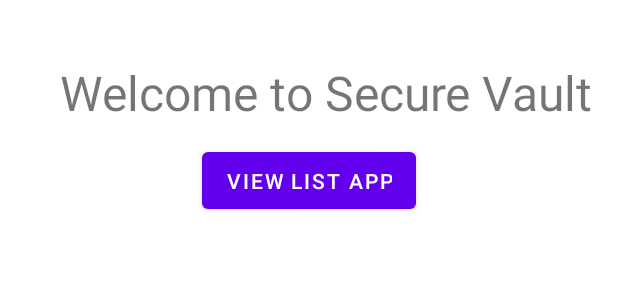
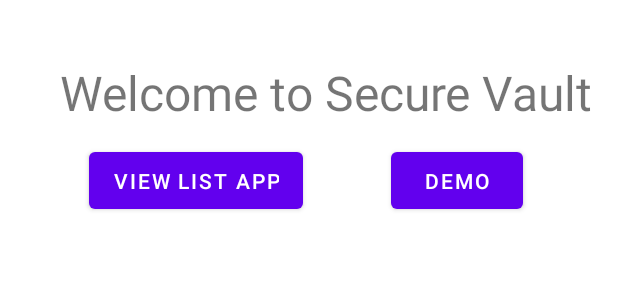
Before and after one commit to minhducdo050702/T07, an Android app: the layout fragment_log.xml on its own in the app's theme, with its tools: preview values and no code run, on a phone screen of 412 x 824 dp. Shown: the top 300 px of the screen. Run offline under Robolectric (Android 15) with nearby library versions, the phone set to English and light mode, and no system bars.

Commit message:
commit to merge

```diff
--- a/app/src/main/java/com/example/openssldemo/MainActivity.kt
+++ b/app/src/main/java/com/example/openssldemo/MainActivity.kt
@@ -45,12 +45,6 @@ class MainActivity : AppCompatActivity() {
             Log.d("MainActivity", "Master key not found")
             register.genMasterKeyOnce()
         }
-        val id = "com.example.test"
-        register.registerApp(id)
-
-        val isRegistered = keystoreController.isRegistered(id)
-
-        Log.d("MainActivity", isRegistered.toString())
 
         val navHostFragment = supportFragmentManager.findFragmentById(R.id.nav_host_fragment) as NavHostFragment
         navController = navHostFragment.navController
--- a/app/src/main/java/com/example/openssldemo/database/data/DataDao.kt
+++ b/app/src/main/java/com/example/openssldemo/database/data/DataDao.kt
@@ -8,10 +8,10 @@ import kotlinx.coroutines.flow.Flow
 @Dao
 interface DataDao {
     @Query("SELECT * FROM data WHERE app_id = :appId AND data_type != 'packageID' ")
-    suspend fun getAll( appId : String): List<Data>
+    suspend fun getAll( appId : String): MutableList<Data>
 
     @Query("SELECT * FROM data WHERE data_type = :dataType AND app_id = :appId")
-    suspend fun getByType(dataType: String, appId: String): List<Data>
+    suspend fun getByType(dataType: String, appId: String): MutableList<Data>
 
     @Query("INSERT INTO data (app_id, data_type, data_value) VALUES (:appId, :dataType, :dataValue)")
      fun insert(appId: String, dataType: String, dataValue: String) : Long
--- a/app/src/main/java/com/example/openssldemo/worker/CreateNewKeyWorker.kt
+++ b/app/src/main/java/com/example/openssldemo/worker/CreateNewKeyWorker.kt
@@ -37,6 +37,10 @@ class CreateNewKeyWorker(
                     data.dataValue = plainText
                     Log.d("WORKER","${data.dataValue} value")
                 }
+                for (data in dataList) {
+
+                    Log.d("WORKER","${data.dataValue} value")
+                }
 
                 register.registerApp(appId)
 
--- a/app/src/main/res/layout/fragment_log.xml
+++ b/app/src/main/res/layout/fragment_log.xml
@@ -24,16 +24,29 @@
             app:layout_constraintHorizontal_bias="0.709"
             app:layout_constraintStart_toStartOf="parent"
             app:layout_constraintTop_toTopOf="parent" />
+
         <Button
             android:id="@+id/go_to_app_list"
             android:layout_width="wrap_content"
             android:layout_height="50dp"
             android:layout_marginTop="12dp"
-            app:layout_constraintTop_toBottomOf="@id/textView"
+            android:text="@string/view_app_list"
             app:layout_constraintEnd_toEndOf="parent"
+            app:layout_constraintHorizontal_bias="0.221"
             app:layout_constraintStart_toStartOf="parent"
-            android:text="@string/view_app_list"
-            />
+            app:layout_constraintTop_toBottomOf="@id/textView" />
+
+        <Button
+            android:id="@+id/demo"
+            android:layout_width="wrap_content"
+            android:layout_height="50dp"
+            android:layout_marginTop="12dp"
+            android:text="Demo"
+            app:layout_constraintEnd_toEndOf="parent"
+            app:layout_constraintHorizontal_bias="0.804"
+            app:layout_constraintStart_toStartOf="parent"
+            app:layout_constraintTop_toBottomOf="@id/textView" />
+
         <androidx.recyclerview.widget.RecyclerView
             android:id="@+id/log_list"
             android:layout_width="match_parent"
```
Also changed, not shown: app/src/main/java/com/example/openssldemo/EncryptDecrypt.java (+8 -9 lines), app/src/main/java/com/example/openssldemo/KeystoreController.java (+4 -4 lines), app/src/main/java/com/example/openssldemo/Register.java (+8 -4 lines), app/src/main/java/com/example/openssldemo/ui/LogFragment.kt (+11 -0 lines), app/src/main/java/com/example/openssldemo/viewmodel/AppViewModel.kt (+5 -2 lines), 1 other file.
